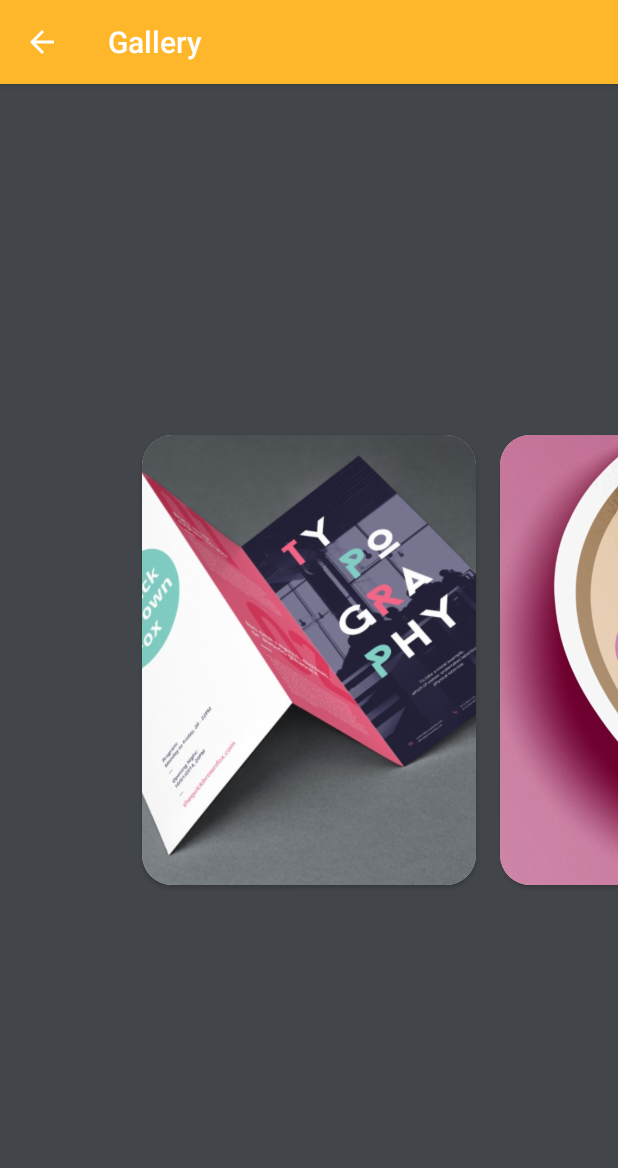
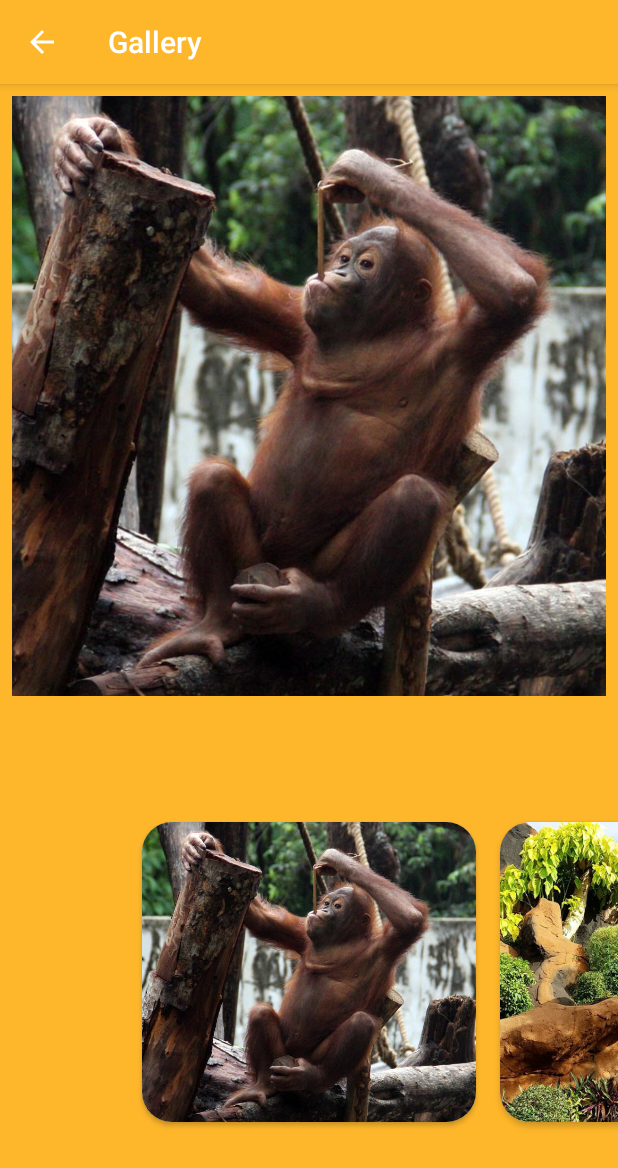
Before and after one commit to fransbagus/TR_PAM_Gembiraloka, an Android app: the GalleryActivity screen opened directly, with no data from a screen before it, on a phone screen of 412 x 824 dp. Shown: the top 1168 px of the screen. Run offline under Robolectric (Android 15) with nearby library versions, the phone set to English and light mode, and no system bars.

Commit message:
update gallery

```diff
--- a/Tugas_rancang_PAM/app/src/main/java/com/example/tugas_rancang_pam/Adapter.java
+++ b/Tugas_rancang_PAM/app/src/main/java/com/example/tugas_rancang_pam/Adapter.java
@@ -16,6 +16,8 @@ public class Adapter extends PagerAdapter {
     private List<GalleryModel> models;
     private LayoutInflater layoutInflater;
     private Context context;
+    private View view ;
+    int pos ;
 
     public Adapter(List<GalleryModel> models, Context context) {
         this.models = models;
@@ -36,13 +38,18 @@ public class Adapter extends PagerAdapter {
     @Override
     public Object instantiateItem(@NonNull ViewGroup container, final int position) {
         layoutInflater = LayoutInflater.from(context);
-        View view = layoutInflater.inflate(R.layout.item, container, false);
+        view = layoutInflater.inflate(R.layout.item, container, false);
+        ImageView imageView;
+        imageView = view.findViewById(R.id.image);
+        imageView.setImageResource(models.get(position).getImage());
 
-        ImageView imageView;
-
-        imageView = view.findViewById(R.id.image);
-
-        imageView.setImageResource(models.get(position).getImage());
+        view.setOnClickListener(new View.OnClickListener() {
+            @Override
+            public void onClick(View v) {
+                ImageView imageView1 = ((GalleryActivity) context).findViewById(R.id.viewImage);
+                imageView1.setImageResource(models.get(position).getImage());
+            }
+        });
 
         container.addView(view, 0);
         return view;
--- a/Tugas_rancang_PAM/app/src/main/java/com/example/tugas_rancang_pam/Fragment1.java
+++ /dev/null
@@ -1,7 +0,0 @@
-package com.example.tugas_rancang_pam;
-
-import androidx.fragment.app.Fragment;
-
-public class Fragment1 extends Fragment {
-    public Fragment1(){}
-}
--- a/Tugas_rancang_PAM/app/src/main/java/com/example/tugas_rancang_pam/GalleryActivity.java
+++ b/Tugas_rancang_PAM/app/src/main/java/com/example/tugas_rancang_pam/GalleryActivity.java
@@ -28,10 +28,17 @@ public class GalleryActivity extends AppCompatActivity {
 
 
         models = new ArrayList<>();
-        models.add(new GalleryModel(R.drawable.brochure));
-        models.add(new GalleryModel(R.drawable.sticker));
-        models.add(new GalleryModel(R.drawable.poster));
-        models.add(new GalleryModel(R.drawable.namecard));
+        models.add(new GalleryModel(R.drawable.gallery1));
+        models.add(new GalleryModel(R.drawable.gallery2));
+        models.add(new GalleryModel(R.drawable.gallery3));
+        models.add(new GalleryModel(R.drawable.gallery4));
+        models.add(new GalleryModel(R.drawable.gallery5));
+        models.add(new GalleryModel(R.drawable.gallery6));
+        models.add(new GalleryModel(R.drawable.gallery7));
+        models.add(new GalleryModel(R.drawable.slide1));
+        models.add(new GalleryModel(R.drawable.slide2));
+        models.add(new GalleryModel(R.drawable.slide3));
+
 
         adapter = new Adapter(models, GalleryActivity.this);
 
@@ -40,10 +47,7 @@ public class GalleryActivity extends AppCompatActivity {
         viewPager.setPadding(130, 0, 130, 0);
 
         Integer[] colors_temp = {
-                getResources().getColor(R.color.color1),
-                getResources().getColor(R.color.color2),
-                getResources().getColor(R.color.color3),
-                getResources().getColor(R.color.color4)
+                getResources().getColor(R.color.color5),
         };
 
         colors = colors_temp;
--- a/Tugas_rancang_PAM/app/src/main/java/com/example/tugas_rancang_pam/RecreationActivity.java
+++ b/Tugas_rancang_PAM/app/src/main/java/com/example/tugas_rancang_pam/RecreationActivity.java
@@ -56,18 +56,20 @@ public class RecreationActivity extends AppCompatActivity {
                 getResources().getColor(R.color.color2),
                 getResources().getColor(R.color.color3),
                 getResources().getColor(R.color.color4),
+                getResources().getColor(R.color.color5),
+                getResources().getColor(R.color.color6),
                 getResources().getColor(R.color.color1),
                 getResources().getColor(R.color.color2),
                 getResources().getColor(R.color.color3),
                 getResources().getColor(R.color.color4),
+                getResources().getColor(R.color.color5),
+                getResources().getColor(R.color.color6),
                 getResources().getColor(R.color.color1),
                 getResources().getColor(R.color.color2),
                 getResources().getColor(R.color.color3),
                 getResources().getColor(R.color.color4),
-                getResources().getColor(R.color.color1),
-                getResources().getColor(R.color.color2),
-                getResources().getColor(R.color.color3),
-                getResources().getColor(R.color.color4),
+                getResources().getColor(R.color.color5),
+                getResources().getColor(R.color.color6),
         };
 
         colors = colors_temp;
--- a/Tugas_rancang_PAM/app/src/main/res/layout/activity_gallery.xml
+++ b/Tugas_rancang_PAM/app/src/main/res/layout/activity_gallery.xml
@@ -5,16 +5,26 @@
     xmlns:tools="http://schemas.android.com/tools"
     android:layout_width="match_parent"
     android:layout_height="match_parent"
+    android:background="@color/color5"
     tools:context=".GalleryActivity">
 
+    <ImageView
+        android:id="@+id/viewImage"
+        android:layout_width="match_parent"
+        android:scaleType="centerCrop"
+        android:src="@drawable/gallery1"
+        android:layout_margin="8dp"
+        android:layout_height="400dp">
+    </ImageView>
+
     <androidx.viewpager.widget.ViewPager
-        android:foregroundGravity="center"
         android:id="@+id/viewPager"
         android:layout_centerInParent="true"
+        android:layout_below="@+id/viewImage"
         android:overScrollMode="never"
         android:clipToPadding="false"
         android:layout_width="match_parent"
-        android:layout_height="match_parent">
+        android:layout_height="wrap_content">
     </androidx.viewpager.widget.ViewPager>
 
 
--- a/Tugas_rancang_PAM/app/src/main/res/layout/item.xml
+++ b/Tugas_rancang_PAM/app/src/main/res/layout/item.xml
@@ -14,14 +14,14 @@
 
         <RelativeLayout
             android:layout_width="match_parent"
-            android:layout_height="300dp">
+            android:layout_height="200dp">
 
             <ImageView
                 android:id="@+id/image"
                 android:src="@drawable/brochure"
                 android:scaleType="centerCrop"
                 android:layout_width="match_parent"
-                android:layout_height="300dp" />
+                android:layout_height="200dp" />
 
 
         </RelativeLayout>
--- a/Tugas_rancang_PAM/app/src/main/res/values/colors.xml
+++ b/Tugas_rancang_PAM/app/src/main/res/values/colors.xml
@@ -4,10 +4,12 @@
     <color name="colorPrimaryDark">#C08C24</color>
     <color name="colorAccent">#D81B60</color>
 
-    <color name="color1">#424549</color>
-    <color name="color2">#7e455e</color>
-    <color name="color3">#796e25</color>
-    <color name="color4">#59717c</color>
+    <color name="color1">#76BA1B</color>
+    <color name="color2">#A4DE02</color>
+    <color name="color3">#4C9A2A</color>
+    <color name="color4">#ACDF87</color>
+    <color name="color5">#feb72b</color>
+    <color name="color6">#ffdb0e</color>
     // button bar
     <color name="colorNavigationIcon">#dae9f6</color>
     <color name="colorNavigationText">#ffffff</color>
```
Also changed, not shown: Tugas_rancang_PAM/app/src/main/res/drawable/gallery1.jpg (added), Tugas_rancang_PAM/app/src/main/res/drawable/gallery2.png (added), Tugas_rancang_PAM/app/src/main/res/drawable/gallery3.jpg (added), Tugas_rancang_PAM/app/src/main/res/drawable/gallery4.jpg (added), Tugas_rancang_PAM/app/src/main/res/drawable/gallery5.jpg (added), Tugas_rancang_PAM/app/src/main/res/drawable/gallery6.jpg (added), Tugas_rancang_PAM/app/src/main/res/drawable/gallery7.jpg (added), 206 other files.
